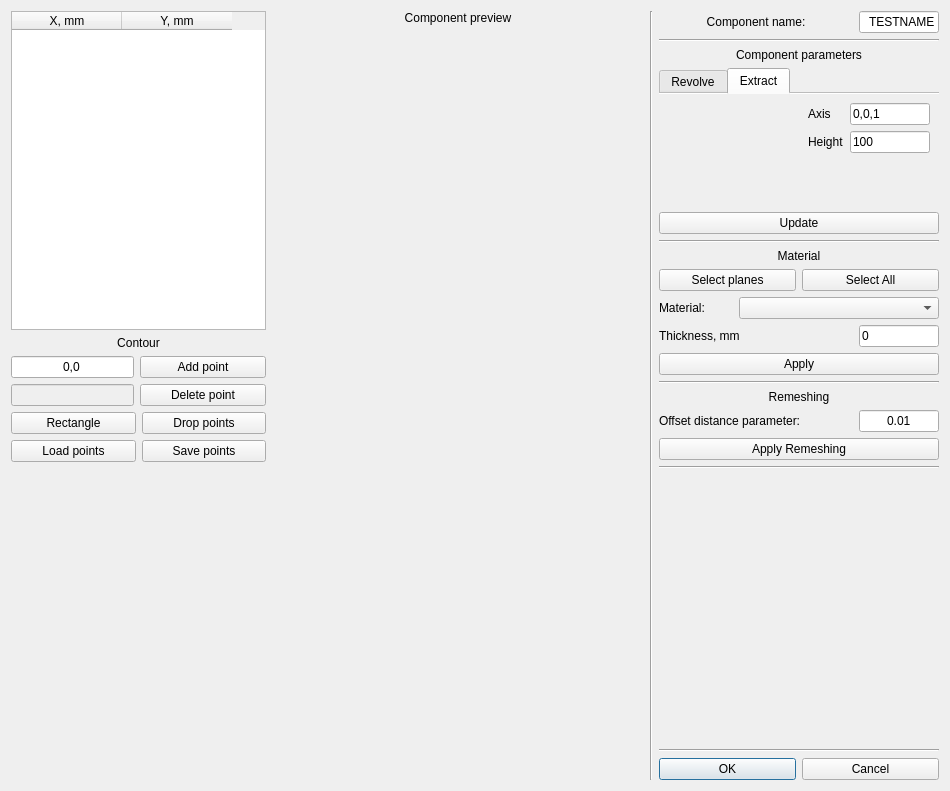
The window that UI/addrevext.ui (bakeryproducts/ConstructorM4) describes before a commit, drawn with Qt 5.
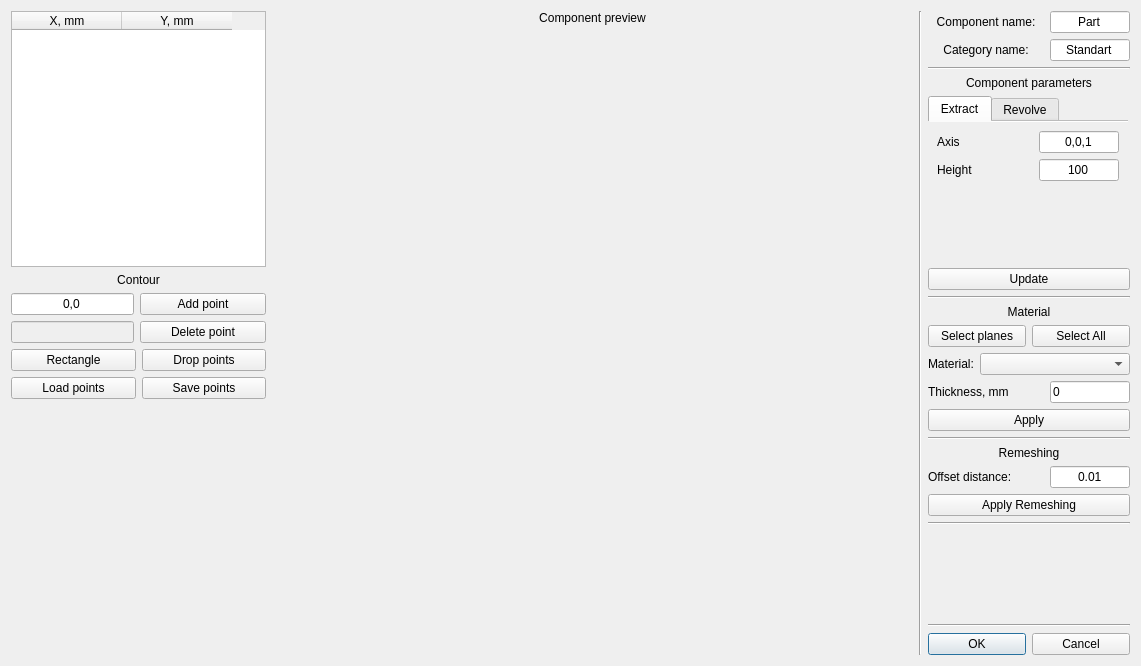
The same window after the commit. The open tabs and pages were chosen to show the change. Icons and pictures are not drawn.

Commit message: 1.add custom category for each type of object 2.VBO deleting become clear: clearup glwidget, delete vbo with __del__ : del(vbo)or vbo.delete 3. debugging

The edit to the form file:
```diff
--- a/UI/addrevext.ui
+++ b/UI/addrevext.ui
@@ -6,8 +6,8 @@
    <rect>
     <x>0</x>
     <y>0</y>
-    <width>950</width>
-    <height>791</height>
+    <width>1141</width>
+    <height>666</height>
    </rect>
   </property>
   <property name="minimumSize">
@@ -262,10 +262,46 @@
           </size>
          </property>
          <property name="text">
-          <string>TESTNAME</string>
+          <string>Part</string>
          </property>
          <property name="alignment">
-          <set>Qt::AlignRight|Qt::AlignTrailing|Qt::AlignVCenter</set>
+          <set>Qt::AlignCenter</set>
+         </property>
+        </widget>
+       </item>
+      </layout>
+     </item>
+     <item>
+      <layout class="QHBoxLayout" name="horizontalLayout_6">
+       <item>
+        <widget class="QLabel" name="label_9">
+         <property name="text">
+          <string>Category name:</string>
+         </property>
+         <property name="alignment">
+          <set>Qt::AlignCenter</set>
+         </property>
+        </widget>
+       </item>
+       <item>
+        <widget class="QLineEdit" name="ln_cat">
+         <property name="sizePolicy">
+          <sizepolicy hsizetype="Minimum" vsizetype="Fixed">
+           <horstretch>0</horstretch>
+           <verstretch>0</verstretch>
+          </sizepolicy>
+         </property>
+         <property name="maximumSize">
+          <size>
+           <width>80</width>
+           <height>16777215</height>
+          </size>
+         </property>
+         <property name="text">
+          <string>Standart</string>
+         </property>
+         <property name="alignment">
+          <set>Qt::AlignCenter</set>
          </property>
         </widget>
        </item>
@@ -296,6 +332,12 @@
          <verstretch>0</verstretch>
         </sizepolicy>
        </property>
+       <property name="maximumSize">
+        <size>
+         <width>200</width>
+         <height>16777215</height>
+        </size>
+       </property>
        <property name="tabPosition">
         <enum>QTabWidget::North</enum>
        </property>
@@ -305,18 +347,77 @@
        <property name="documentMode">
         <bool>true</bool>
        </property>
+       <widget class="QWidget" name="tab_extract">
+        <attribute name="title">
+         <string>Extract</string>
+        </attribute>
+        <layout class="QGridLayout" name="gridLayout_2">
+         <item row="0" column="1">
+          <widget class="QLineEdit" name="ln_extax">
+           <property name="maximumSize">
+            <size>
+             <width>80</width>
+             <height>16777215</height>
+            </size>
+           </property>
+           <property name="text">
+            <string>0,0,1</string>
+           </property>
+           <property name="alignment">
+            <set>Qt::AlignCenter</set>
+           </property>
+          </widget>
+         </item>
+         <item row="1" column="1">
+          <widget class="QLineEdit" name="ln_exthei">
+           <property name="maximumSize">
+            <size>
+             <width>80</width>
+             <height>16777215</height>
+            </size>
+           </property>
+           <property name="text">
+            <string>100</string>
+           </property>
+           <property name="alignment">
+            <set>Qt::AlignCenter</set>
+           </property>
+          </widget>
+         </item>
+         <item row="0" column="0">
+          <widget class="QLabel" name="label_4">
+           <property name="text">
+            <string>Axis</string>
+           </property>
+          </widget>
+         </item>
+         <item row="1" column="0">
+          <widget class="QLabel" name="label_5">
+           <property name="text">
+            <string>Height</string>
+           </property>
+          </widget>
+         </item>
+         <item row="2" column="1">
+          <spacer name="verticalSpacer_4">
+           <property name="orientation">
+            <enum>Qt::Vertical</enum>
+           </property>
+           <property name="sizeHint" stdset="0">
+            <size>
+             <width>20</width>
+             <height>40</height>
+            </size>
+           </property>
+          </spacer>
+         </item>
+        </layout>
+       </widget>
        <widget class="QWidget" name="tab_revolve">
         <attribute name="title">
          <string>Revolve</string>
         </attribute>
         <layout class="QGridLayout" name="gridLayout">
-         <item row="0" column="2">
-          <widget class="QLabel" name="label_8">
-           <property name="text">
-            <string>Axis p2</string>
-           </property>
-          </widget>
-         </item>
          <item row="1" column="1">
           <widget class="QLineEdit" name="ln_revang">
            <property name="sizePolicy">
@@ -334,12 +435,8 @@
            <property name="text">
             <string>360</string>
            </property>
-          </widget>
-         </item>
-         <item row="0" column="0">
-          <widget class="QLabel" name="label">
-           <property name="text">
-            <string>Axis p1</string>
+           <property name="alignment">
+            <set>Qt::AlignCenter</set>
            </property>
           </widget>
          </item>
@@ -360,6 +457,29 @@
            <property name="text">
             <string>0,0,0</string>
            </property>
+           <property name="alignment">
+            <set>Qt::AlignCenter</set>
+           </property>
+          </widget>
+         </item>
+         <item row="3" column="1">
+          <spacer name="verticalSpacer_3">
+           <property name="orientation">
+            <enum>Qt::Vertical</enum>
+           </property>
+           <property name="sizeHint" stdset="0">
+            <size>
+             <width>20</width>
+             <height>40</height>
+            </size>
+           </property>
+          </spacer>
+         </item>
+         <item row="0" column="0">
+          <widget class="QLabel" name="label">
+           <property name="text">
+            <string>Axis p1</string>
+           </property>
           </widget>
          </item>
          <item row="1" column="0">
@@ -369,7 +489,14 @@
            </property>
           </widget>
          </item>
-         <item row="0" column="3">
+         <item row="2" column="0">
+          <widget class="QLabel" name="label_8">
+           <property name="text">
+            <string>Axis p2</string>
+           </property>
+          </widget>
+         </item>
+         <item row="2" column="1">
           <widget class="QLineEdit" name="ln_revax2">
            <property name="sizePolicy">
             <sizepolicy hsizetype="Minimum" vsizetype="Fixed">
@@ -386,94 +513,11 @@
            <property name="text">
             <string>1,0,0</string>
            </property>
-          </widget>
-         </item>
-         <item row="2" column="1">
-          <spacer name="verticalSpacer_3">
-           <property name="orientation">
-            <enum>Qt::Vertical</enum>
+           <property name="alignment">
+            <set>Qt::AlignCenter</set>
            </property>
-           <property name="sizeHint" stdset="0">
-            <size>
-             <width>20</width>
-             <height>40</height>
-            </size>
-           </property>
-          </spacer>
-         </item>
-        </layout>
-       </widget>
-       <widget class="QWidget" name="tab_extract">
-        <attribute name="title">
-         <string>Extract</string>
-        </attribute>
-        <layout class="QGridLayout" name="gridLayout_2">
-         <item row="0" column="1">
-          <widget class="QLabel" name="label_4">
-           <property name="text">
-            <string>Axis</string>
-           </property>
           </widget>
          </item>
-         <item row="0" column="0">
-          <spacer name="horizontalSpacer_2">
-           <property name="orientation">
-            <enum>Qt::Horizontal</enum>
-           </property>
-           <property name="sizeHint" stdset="0">
-            <size>
-             <width>40</width>
-             <height>20</height>
-            </size>
-           </property>
-          </spacer>
-         </item>
-         <item row="1" column="1">
-          <widget class="QLabel" name="label_5">
-           <property name="text">
-            <string>Height</string>
-           </property>
-          </widget>
-         </item>
-         <item row="0" column="2">
-          <widget class="QLineEdit" name="ln_extax">
-           <property name="maximumSize">
-            <size>
-             <width>80</width>
-             <height>16777215</height>
-            </size>
-           </property>
-           <property name="text">
-            <string>0,0,1</string>
-           </property>
-          </widget>
-         </item>
-         <item row="1" column="2">
-          <widget class="QLineEdit" name="ln_exthei">
-           <property name="maximumSize">
-            <size>
-             <width>80</width>
-             <height>16777215</height>
-            </size>
-           </property>
-           <property name="text">
-            <string>100</string>
-           </property>
-          </widget>
-         </item>
-         <item row="2" column="2">
-          <spacer name="verticalSpacer_4">
-           <property name="orientation">
-            <enum>Qt::Vertical</enum>
-           </property>
-           <property name="sizeHint" stdset="0">
-            <size>
-             <width>20</width>
-             <height>40</height>
-            </size>
-           </property>
-          </spacer>
-         </item>
         </layout>
        </widget>
       </widget>
@@ -516,6 +560,12 @@
       <layout class="QHBoxLayout" name="horizontalLayout_2">
        <item>
         <widget class="QPushButton" name="btn_startselect">
+         <property name="maximumSize">
+          <size>
+           <width>100</width>
+           <height>16777215</height>
+          </size>
+         </property>
          <property name="text">
           <string>Select planes</string>
          </property>
@@ -523,6 +573,12 @@
        </item>
        <item>
         <widget class="QPushButton" name="btn_selectall">
+         <property name="maximumSize">
+          <size>
+           <width>100</width>
+           <height>16777215</height>
+          </size>
+         </property>
          <property name="text">
           <string>Select All</string>
          </property>
@@ -555,7 +611,7 @@
          </property>
          <property name="minimumSize">
           <size>
-           <width>200</width>
+           <width>150</width>
            <height>0</height>
           </size>
          </property>
@@ -628,7 +684,7 @@
        <item>
         <widget class="QLabel" name="label_13">
          <property name="text">
-          <string>Offset distance parameter:</string>
+          <string>Offset distance:</string>
          </property>
         </widget>
        </item>
@@ -704,6 +760,12 @@
       <layout class="QHBoxLayout" name="lay_btns">
        <item>
         <widget class="QPushButton" name="btn_ok">
+         <property name="maximumSize">
+          <size>
+           <width>100</width>
+           <height>16777215</height>
+          </size>
+         </property>
          <property name="focusPolicy">
           <enum>Qt::StrongFocus</enum>
          </property>
@@ -720,6 +782,12 @@
        </item>
        <item>
         <widget class="QPushButton" name="btn_cancel">
+         <property name="maximumSize">
+          <size>
+           <width>100</width>
+           <height>16777215</height>
+          </size>
+         </property>
          <property name="text">
           <string>Cancel</string>
          </property>
```
The commit also changes 21 other files.
